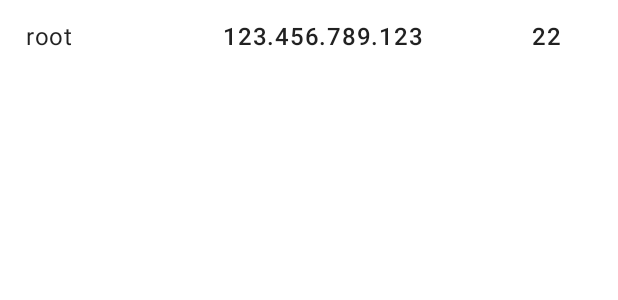
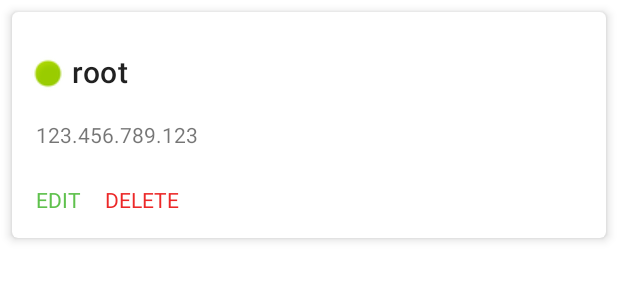
Before and after one commit to KuroVine9/SFTP_File_Manager, an Android app: the layout account_list.xml on its own in the app's theme, with its tools: preview values and no code run, on a phone screen of 412 x 824 dp. Shown: the top 300 px of the screen. Run offline under Robolectric (Android 15) with nearby library versions, the light colour scheme and no system bars.

Commit message:
카드형식 account list 변경 (ui 작업중)

```diff
--- a/app/build.gradle
+++ b/app/build.gradle
@@ -8,12 +8,12 @@ plugins {
 
 android {
     namespace 'com.kuro9.sftpfilemanager'
-    compileSdk 33
+    compileSdk 34
 
     defaultConfig {
         applicationId "com.kuro9.sftpfilemanager"
         minSdk 24
-        targetSdk 33
+        targetSdk 34
         versionCode 1
         versionName "1.0"
 
@@ -34,7 +34,7 @@ android {
         targetCompatibility JavaVersion.VERSION_11
     }
     kotlinOptions {
-        jvmTarget = '1.8'
+        jvmTarget = '11'
     }
     namespace 'com.kuro9.sftpfilemanager'
 }
--- a/app/src/main/java/com/kuro9/sftpfilemanager/data/AccountDAO.kt
+++ b/app/src/main/java/com/kuro9/sftpfilemanager/data/AccountDAO.kt
@@ -18,6 +18,6 @@ interface AccountDAO {
     @Update
     suspend fun update(account: Account)
 
-    @Delete
-    suspend fun delete(account: Account)
+    @Query("DELETE FROM account WHERE id = :id")
+    suspend fun delete(id: Int)
 }
--- a/app/src/main/java/com/kuro9/sftpfilemanager/viewmodel/AccountViewModel.kt
+++ b/app/src/main/java/com/kuro9/sftpfilemanager/viewmodel/AccountViewModel.kt
@@ -53,6 +53,12 @@ class AccountViewModel(private val accountDAO: AccountDAO) : ViewModel() {
         }
     }
 
+    fun deleteAccount(id: Int) {
+        viewModelScope.launch {
+            accountDAO.delete(id)
+        }
+    }
+
     fun isValidAccount(
         name: String,
         host: String,
--- a/app/src/main/res/layout/account_list.xml
+++ b/app/src/main/res/layout/account_list.xml
@@ -1,49 +1,84 @@
 <?xml version="1.0" encoding="utf-8"?>
-<androidx.constraintlayout.widget.ConstraintLayout
+
+<com.google.android.material.card.MaterialCardView
     xmlns:android="http://schemas.android.com/apk/res/android"
     xmlns:app="http://schemas.android.com/apk/res-auto"
     xmlns:tools="http://schemas.android.com/tools"
     android:layout_width="match_parent"
-    android:layout_height="48dp"
+    android:layout_height="wrap_content"
+    android:layout_margin="8dp"
+    app:cardElevation="4dp"
+    app:cardCornerRadius="4dp" >
+
+    <androidx.constraintlayout.widget.ConstraintLayout
+
+        android:layout_width="match_parent"
+        android:layout_height="wrap_content"
         android:descendantFocusability="blocksDescendants">
+
+        <ImageView
+            android:id="@+id/justimage"
+            android:layout_width="wrap_content"
+            android:layout_height="wrap_content"
+            android:layout_marginStart="16dp"
+            android:layout_marginTop="16dp"
+            android:scaleX="1.5"
+            android:scaleY="1.5"
+            android:translationY="17dp"
+            app:layout_constraintStart_toStartOf="parent"
+            app:layout_constraintTop_toTopOf="parent"
+            app:srcCompat="@android:drawable/presence_online" />
 
         <TextView
             android:id="@+id/account_name"
             style="@style/Account.ListItemTextView"
             android:layout_width="80dp"
             android:layout_marginStart="8dp"
-        android:fontFamily="sans-serif"
-        app:layout_constraintEnd_toStartOf="@+id/account_address"
-        app:layout_constraintHorizontal_bias="0.0"
-        app:layout_constraintStart_toStartOf="parent"
+            android:layout_marginTop="16dp"
+            android:textAppearance="@style/TextAppearance.MaterialComponents.Headline6"
+            android:textSize="20sp"
+            app:layout_constraintStart_toEndOf="@+id/justimage"
             app:layout_constraintTop_toTopOf="parent"
             tools:text="root" />
 
         <TextView
-        android:id="@+id/account_address"
-        style="@style/Account.ListItemTextView"
+            android:id="@+id/account_addressandport"
             android:layout_width="200dp"
+            android:layout_height="wrap_content"
             android:layout_below="@+id/account_name"
-        android:layout_marginStart="8dp"
-        android:fontFamily="sans-serif-medium"
-        android:textAlignment="center"
-        app:layout_constraintEnd_toStartOf="@+id/account_port"
+            android:layout_marginStart="16dp"
+            android:layout_marginTop="8dp"
             app:layout_constraintHorizontal_weight="1"
-        app:layout_constraintStart_toEndOf="@+id/account_name"
-        app:layout_constraintTop_toTopOf="parent"
+            app:layout_constraintStart_toStartOf="parent"
+            app:layout_constraintTop_toBottomOf="@+id/account_name"
             tools:text="123.456.789.123" />
 
         <TextView
-        android:id="@+id/account_port"
-        style="@style/Account.ListItemTextView"
-        android:layout_width="80dp"
-        android:layout_alignParentEnd="true"
-        android:layout_marginEnd="8dp"
-        android:fontFamily="sans-serif-medium"
-        android:textAlignment="center"
-        app:layout_constraintEnd_toEndOf="parent"
-        app:layout_constraintHorizontal_weight="1"
-        app:layout_constraintTop_toTopOf="parent"
-        tools:text="22" />
+            android:id="@+id/editbutton"
+            android:layout_width="wrap_content"
+            android:layout_height="wrap_content"
+            android:layout_marginTop="24dp"
+            android:layout_marginBottom="16dp"
+            android:text="EDIT"
+            android:textColor="#5FC14D"
+            android:textSize="14sp"
+            app:layout_constraintBottom_toBottomOf="parent"
+            app:layout_constraintStart_toStartOf="@+id/account_addressandport"
+            app:layout_constraintTop_toBottomOf="@+id/account_addressandport" />
+
+        <TextView
+            android:id="@+id/deletebutton"
+            android:layout_width="wrap_content"
+            android:layout_height="wrap_content"
+            android:layout_marginStart="16dp"
+            android:layout_marginTop="24dp"
+            android:text="DELETE"
+            android:textColor="#EC2828"
+            android:textSize="14sp"
+            app:layout_constraintStart_toEndOf="@+id/editbutton"
+            app:layout_constraintTop_toBottomOf="@+id/account_addressandport" />
+
 
     </androidx.constraintlayout.widget.ConstraintLayout>
+
+</com.google.android.material.card.MaterialCardView>
--- a/app/src/main/res/layout/fragment_add_account.xml
+++ b/app/src/main/res/layout/fragment_add_account.xml
@@ -20,7 +20,7 @@
             app:layout_constraintTop_toTopOf="parent">
 
             <com.google.android.material.textfield.TextInputEditText
-                android:id="@+id/account_name"
+                android:id="@+id/account_name_add"
                 android:layout_width="match_parent"
                 android:layout_height="match_parent"
                 android:inputType="textAutoComplete|textCapWords"
@@ -38,7 +38,7 @@
             app:layout_constraintTop_toBottomOf="@+id/account_name_label">
 
             <com.google.android.material.textfield.TextInputEditText
-                android:id="@+id/account_address"
+                android:id="@+id/account_address_add"
                 android:layout_width="match_parent"
                 android:layout_height="match_parent"
                 android:inputType="textUri"
@@ -57,7 +57,7 @@
             app:layout_constraintTop_toBottomOf="@+id/account_address_label">
 
             <com.google.android.material.textfield.TextInputEditText
-                android:id="@+id/account_ports"
+                android:id="@+id/account_ports_add"
                 android:layout_width="match_parent"
                 android:layout_height="match_parent"
                 android:inputType="number"
--- a/app/src/main/res/values/strings.xml
+++ b/app/src/main/res/values/strings.xml
@@ -1,3 +1,4 @@
 <resources>
     <string name="app_name">SFTP File Manager</string>
+    <string name="address_and_port">%s:%d</string>
 </resources>
--- a/build.gradle
+++ b/build.gradle
@@ -1,7 +1,7 @@
 // Top-level build file where you can add configuration options common to all sub-projects/modules.
 plugins {
-    id 'com.android.application' version '7.4.1' apply false
-    id 'com.android.library' version '7.4.1' apply false
+    id 'com.android.application' version '8.0.2' apply false
+    id 'com.android.library' version '8.0.2' apply false
     id 'org.jetbrains.kotlin.android' version '1.8.0' apply false
-    id 'androidx.navigation.safeargs.kotlin' version '2.4.2' apply false
+    id 'androidx.navigation.safeargs.kotlin' version '2.5.0' apply false
 }
--- a/gradle.properties
+++ b/gradle.properties
@@ -21,3 +21,5 @@ kotlin.code.style=official
 # resources declared in the library itself and none from the library's dependencies,
 # thereby reducing the size of the R class for that library
 android.nonTransitiveRClass=true
+android.defaults.buildfeatures.buildconfig=true
+android.nonFinalResIds=false
```
Also changed, not shown: app/src/main/java/com/kuro9/sftpfilemanager/AccountListAdapter.kt (+12 -7 lines), app/src/main/java/com/kuro9/sftpfilemanager/fragment/AccountListFragment.kt (+30 -8 lines), app/src/main/java/com/kuro9/sftpfilemanager/fragment/AddAccountFragment.kt (+9 -9 lines), app/src/main/res/layout/fragment_account_list.xml (+15 -59 lines), gradle/wrapper/gradle-wrapper.properties. Lines whose indentation alone changed are shown as unchanged.
